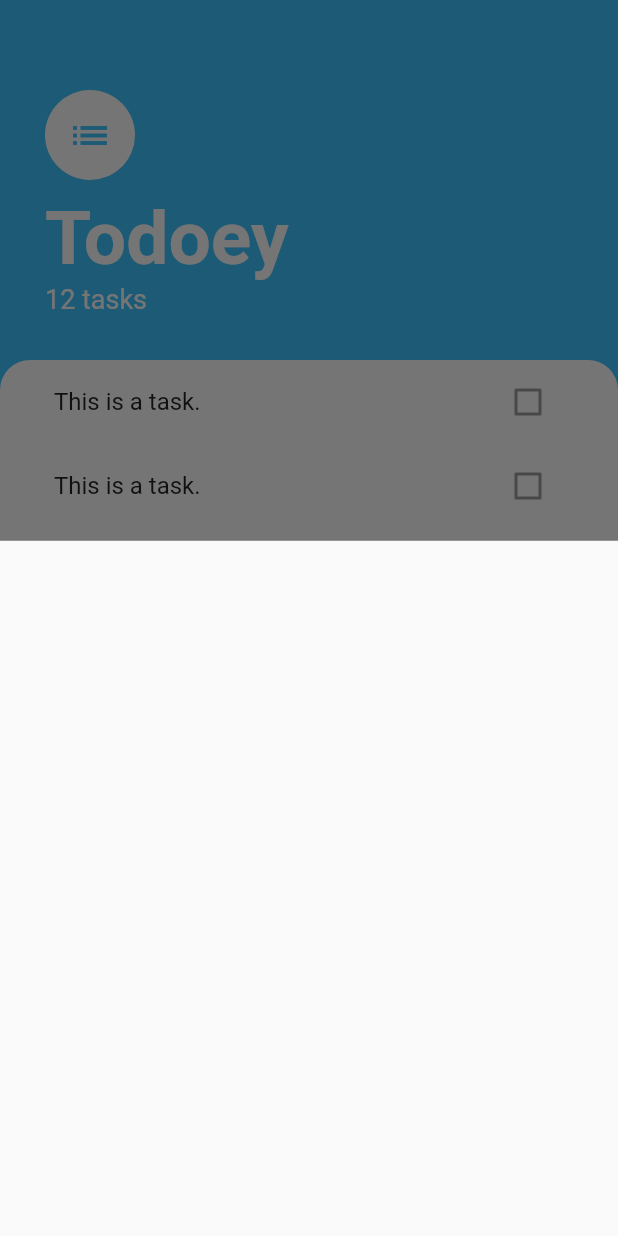
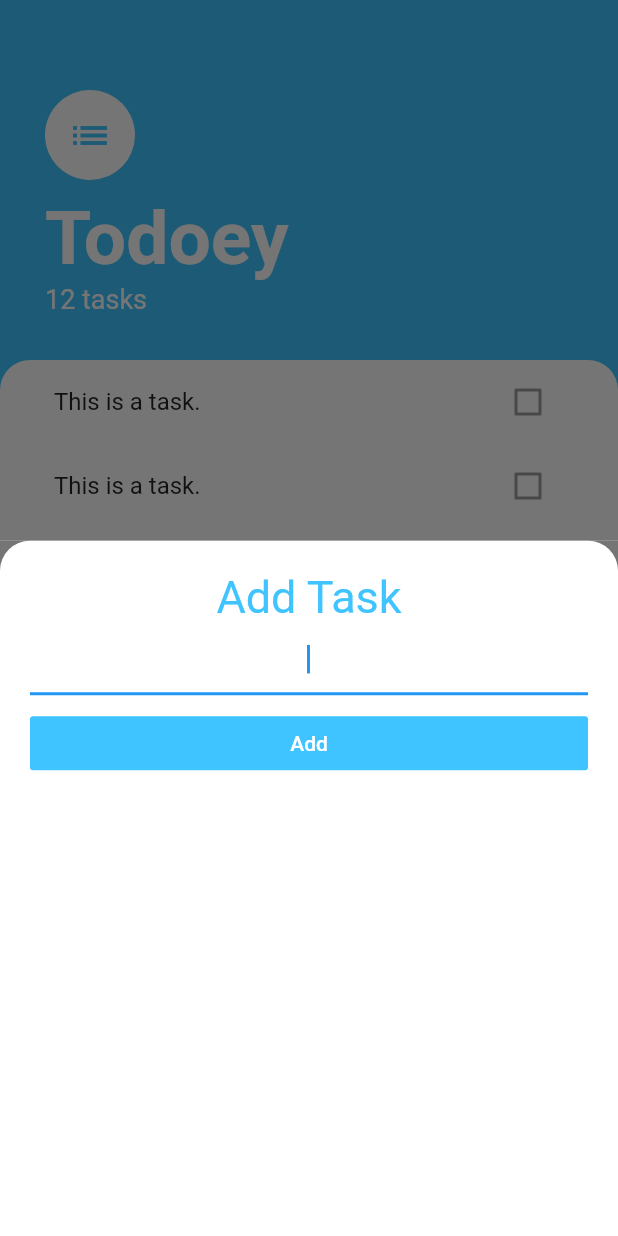
Before and after one commit to mcz9mm/todoey_flutter, a Flutter app: the screen it shows after launch, after a tap on the "add" icon, on a phone screen of 412 x 824 dp. Run offline on Flutter 3.47's test engine with Material 2 defaults, Android fonts, the phone set to English and light mode, and no system bars.

Commit message:
add_task_screen imprement contents

```diff
--- /dev/null
+++ b/lib/screens/add_task_screen.dart
@@ -0,0 +1,50 @@
+import 'package:flutter/material.dart';
+
+class AddTaskScreen extends StatelessWidget {
+  @override
+  Widget build(BuildContext context) {
+    return Container(
+      color: Color(0xff757575),
+      child: Container(
+        padding: EdgeInsets.all(20.0),
+        decoration: BoxDecoration(
+          color: Colors.white,
+          borderRadius: BorderRadius.only(
+            topRight: Radius.circular(20.0),
+            topLeft: Radius.circular(20.0),
+          )
+        ),
+        child: Column(
+          crossAxisAlignment: CrossAxisAlignment.stretch,
+          children: <Widget>[
+            Text(
+              'Add Task',
+              textAlign: TextAlign.center,
+              style: TextStyle(
+                color: Colors.lightBlueAccent,
+                fontSize: 30.0,
+              ),
+            ),
+            TextField(
+              autofocus: true,
+              textAlign: TextAlign.center,
+            ),
+            SizedBox(height: 8.0,),
+            FlatButton(
+              child: Text(
+                'Add',
+                style: TextStyle(
+                  color: Colors.white,
+                ),
+              ),
+              color: Colors.lightBlueAccent,
+              onPressed: () {
+
+              },
+            ),
+          ],
+        ),
+      ),
+    );
+  }
+}
--- a/lib/screens/tasks_screen.dart
+++ b/lib/screens/tasks_screen.dart
@@ -1,5 +1,6 @@
 import 'package:flutter/material.dart';
 import 'package:todoey_flutter/widgets/tasks_list.dart';
+import 'package:todoey_flutter/screens/add_task_screen.dart';
 
 class TasksScreen extends StatelessWidget {
   @override
@@ -8,7 +9,7 @@ class TasksScreen extends StatelessWidget {
       backgroundColor: Colors.lightBlueAccent,
       floatingActionButton: FloatingActionButton(
         onPressed: () {
-          showModalBottomSheet(context: context, builder: (BuildContext context) => Container());
+          showModalBottomSheet(context: context, builder: (BuildContext context) => AddTaskScreen());
         },
         backgroundColor: Colors.lightBlueAccent,
         child: Icon(Icons.add),
```
